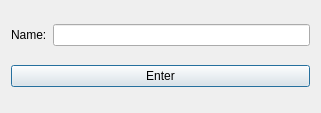
Kalbra/skui, file buttondelete.ui: the form before one commit.
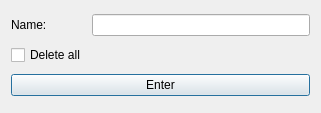
The form after the commit.

Commit message:
Serial class functionality
new features:
- delete all is possible
-  general setting class
- gitignore has now build folder
- serial port chose spin box

Patch:
```diff
--- a/buttondelete.ui
+++ b/buttondelete.ui
@@ -14,6 +14,16 @@
    <string>Dialog</string>
   </property>
   <layout class="QGridLayout" name="gridLayout">
+   <item row="2" column="0" colspan="2">
+    <widget class="QPushButton" name="enter">
+     <property name="text">
+      <string>Enter</string>
+     </property>
+    </widget>
+   </item>
+   <item row="0" column="1">
+    <widget class="QLineEdit" name="input"/>
+   </item>
    <item row="0" column="0">
     <widget class="QLabel" name="label">
      <property name="text">
@@ -21,13 +31,10 @@
      </property>
     </widget>
    </item>
-   <item row="0" column="1">
-    <widget class="QLineEdit" name="input"/>
-   </item>
-   <item row="1" column="0" colspan="2">
-    <widget class="QPushButton" name="enter">
+   <item row="1" column="0">
+    <widget class="QCheckBox" name="deleteall">
      <property name="text">
-      <string>Enter</string>
+      <string>Delete all</string>
      </property>
     </widget>
    </item>
```
The commit also changes 12 other files.
